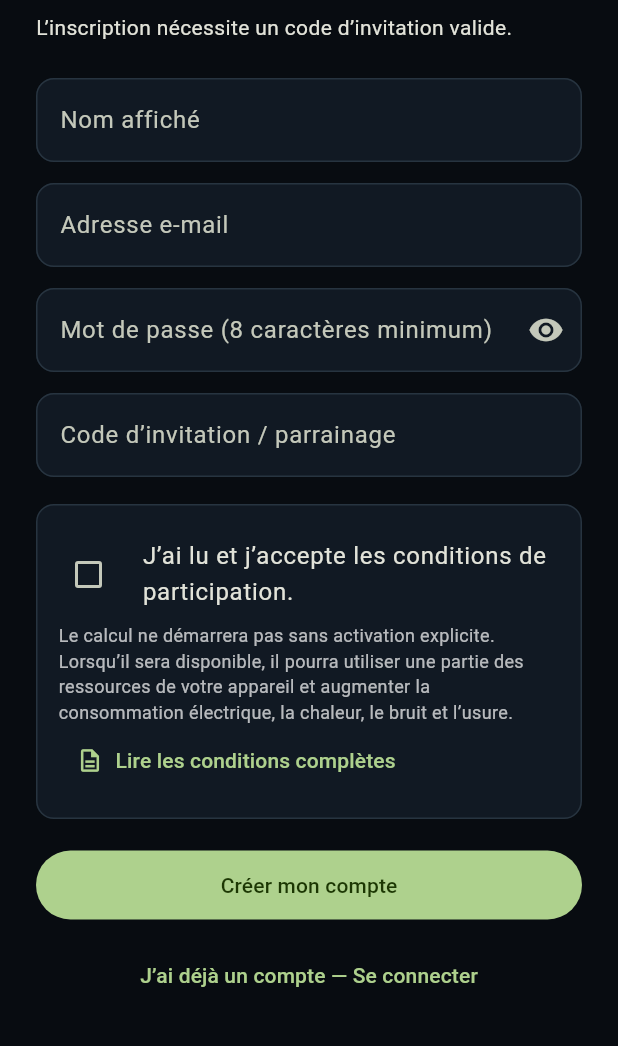
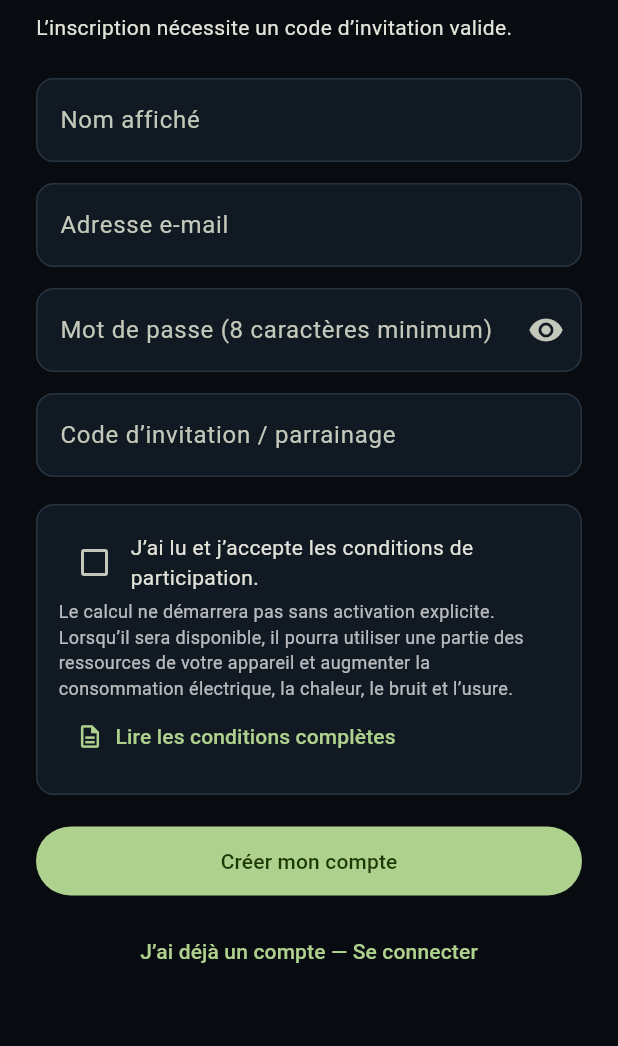
Before and after one commit to media09/Mine-Me, a Flutter app: the RegisterScreen screen opened directly, on a phone screen of 412 x 824 dp, the part 156-1202 px from its top. Run offline on Flutter 3.47's test engine with Material 3 defaults, Android fonts, the phone set to English and light mode, and no system bars; our stand-ins replace device_info_plus, flutter_secure_storage, supabase_flutter; missing offline and left inert: dart:ffi, flutter_foreground_task; accounts and stored records are empty.

Commit message:
fix(native): avoid consent checkbox ink overflow in registration

```diff
--- a/apps/native/lib/src/screens/register_screen.dart
+++ b/apps/native/lib/src/screens/register_screen.dart
@@ -195,12 +195,17 @@ class _RegisterScreenState extends State<RegisterScreen> {
                 child: Column(
                   crossAxisAlignment: CrossAxisAlignment.start,
                   children: [
-                    CheckboxListTile(
-                      contentPadding: EdgeInsets.zero,
-                      value: _consent,
-                      controlAffinity: ListTileControlAffinity.leading,
-                      title: const Text('J’ai lu et j’accepte les conditions de participation.'),
-                      onChanged: (value) => setState(() => _consent = value ?? false),
+                    Row(
+                      crossAxisAlignment: CrossAxisAlignment.center,
+                      children: [
+                        Checkbox(
+                          value: _consent,
+                          onChanged: (value) => setState(() => _consent = value ?? false),
+                        ),
+                        const Expanded(
+                          child: Text('J’ai lu et j’accepte les conditions de participation.'),
+                        ),
+                      ],
                     ),
                     const Text(
                       'Le calcul ne démarrera pas sans activation explicite. Lorsqu’il sera disponible, il pourra utiliser une partie des ressources de votre appareil et augmenter la consommation électrique, la chaleur, le bruit et l’usure.',
```
